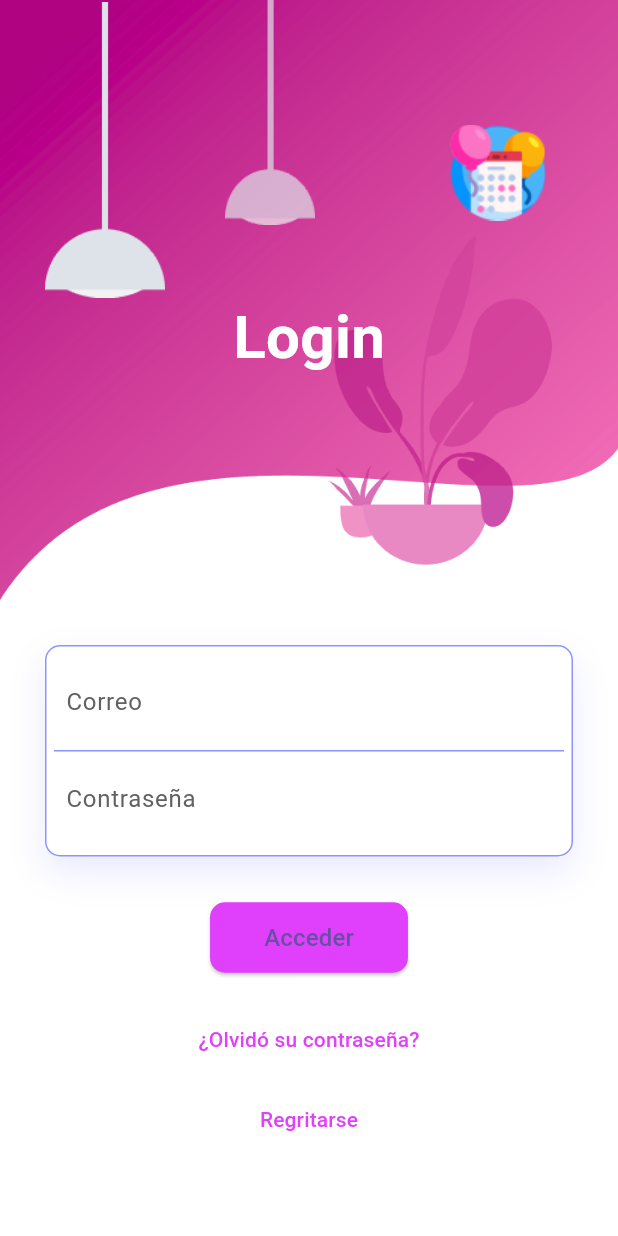
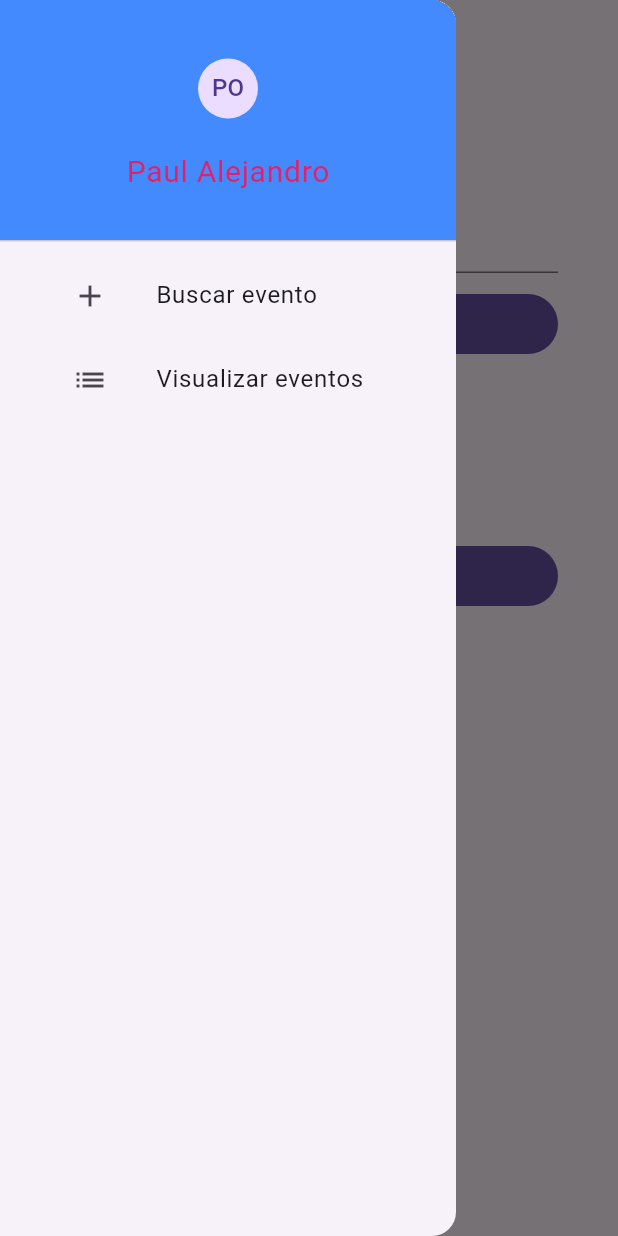
Before and after one commit to PaulOchoa952/appGallery_01, a Flutter app: the screen it shows after launch, with the side drawer open (before the commit the screen has no drawer), on a phone screen of 412 x 824 dp. Run offline on Flutter 3.47's test engine with Material 3 defaults, Android fonts, the phone set to English and light mode, and no system bars; our stand-ins replace animate_do, firebase_auth, firebase_core; accounts and stored records are empty.

Commit message:
Enlazarnuevacuenta,ydrawer

```diff
--- /dev/null
+++ b/lib/buscar_evento.dart
@@ -0,0 +1,100 @@
+import 'package:flutter/material.dart';
+
+class buscarevento extends StatefulWidget {
+  const buscarevento({super.key});
+
+  @override
+  State<buscarevento> createState() => _buscareventoState();
+}
+
+class _buscareventoState extends State<buscarevento> {
+  @override
+  int _index=0;
+  String evento="";
+  String nombre="";
+  String descripcion="";
+  Widget build(BuildContext context) {
+    return  Scaffold(
+      appBar: AppBar(
+        title: const Text('Agregar Evento'),
+        centerTitle: true,
+      ),
+      body: dinamico(),
+      drawer: Drawer(
+        child: ListView(
+          padding: EdgeInsets.zero,
+          children: [
+            DrawerHeader(child: Column(
+              mainAxisAlignment: MainAxisAlignment.center,
+              children: [
+                CircleAvatar(
+                  child: Text("PO"),
+                ),
+                SizedBox(height: 20,),
+                Text("Paul Alejandro",style: TextStyle(color:Colors.pink,fontSize: 20),)
+              ],
+            ),
+              decoration: BoxDecoration(color: Colors.blueAccent),
+            ),
+            _item(Icons.add,"Buscar evento",1),
+            _item(Icons.list,"Visualizar eventos",2)
+          ],
+        ),
+      ),
+    );
+  }
+
+  Widget _item(IconData icono,String texto,int indice){
+    return ListTile(
+      onTap: (){
+        setState(() {
+          _index=indice;
+        });
+        Navigator.pop(context);
+      },
+      title: Row(
+        children: [Expanded(child: Icon(icono)), Expanded(child: Text(texto),flex: 2,)],
+      ),
+    );
+  }
+
+  Widget dinamico(){
+    if(_index==1){
+      return BuscarEvento();
+    }
+    return BuscarEvento();
+  }
+
+  Widget BuscarEvento(){
+    return ListView(
+      padding: EdgeInsets.all(40),
+      children: [
+        Text("Numero de invitacion"),
+        SizedBox(height: 10,),
+        TextField(
+          decoration: InputDecoration(
+            labelText: "numero invitacion"
+          ),
+        ),
+        SizedBox(height: 10,),
+        FilledButton(onPressed: (){
+
+        }, child: const Text("Buscar")),
+        SizedBox(height: 20,),
+        Text("Tipo Evento${evento}"),
+        SizedBox(height: 10,),
+        Text("Propiedad de:${nombre}"),
+        SizedBox(height: 10,),
+        Text("Descripcion:${descripcion}"),
+        SizedBox(height: 20,),
+        FilledButton(onPressed: (){
+
+        }, child: const Text("Agregar"))
+
+      ],
+    );
+  }
+
+
+
+}
--- a/lib/main.dart
+++ b/lib/main.dart
@@ -1,5 +1,6 @@
 import 'package:flutter/material.dart';
 import 'package:firebase_core/firebase_core.dart';
+import 'package:video2u3/buscar_evento.dart';
 import 'package:video2u3/login.dart';
 import 'package:video2u3/regisgtrar.dart';
 import 'firebase_options.dart';
@@ -19,7 +20,7 @@ class MyApp extends StatelessWidget {
   Widget build(BuildContext context) {
     return MaterialApp(
       debugShowCheckedModeBanner: false,
-      home: Login(),
+      home: buscarevento(),
     );
   }
 }
```
Also changed, not shown: lib/firebase_options.dart, 2 other files.
